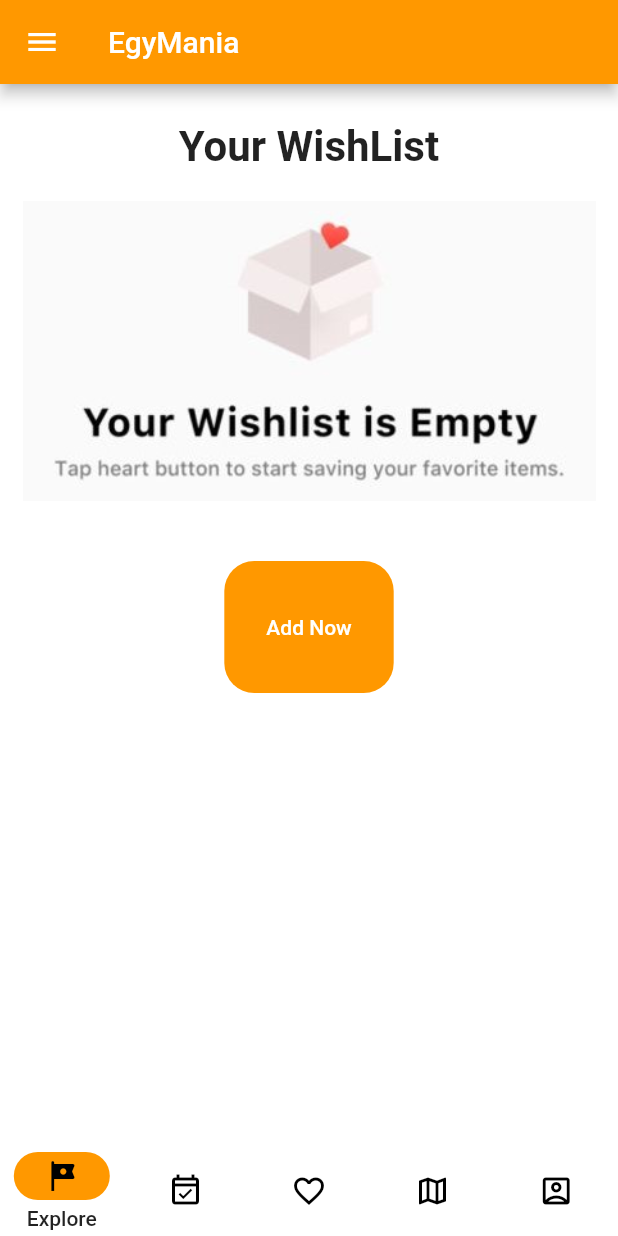
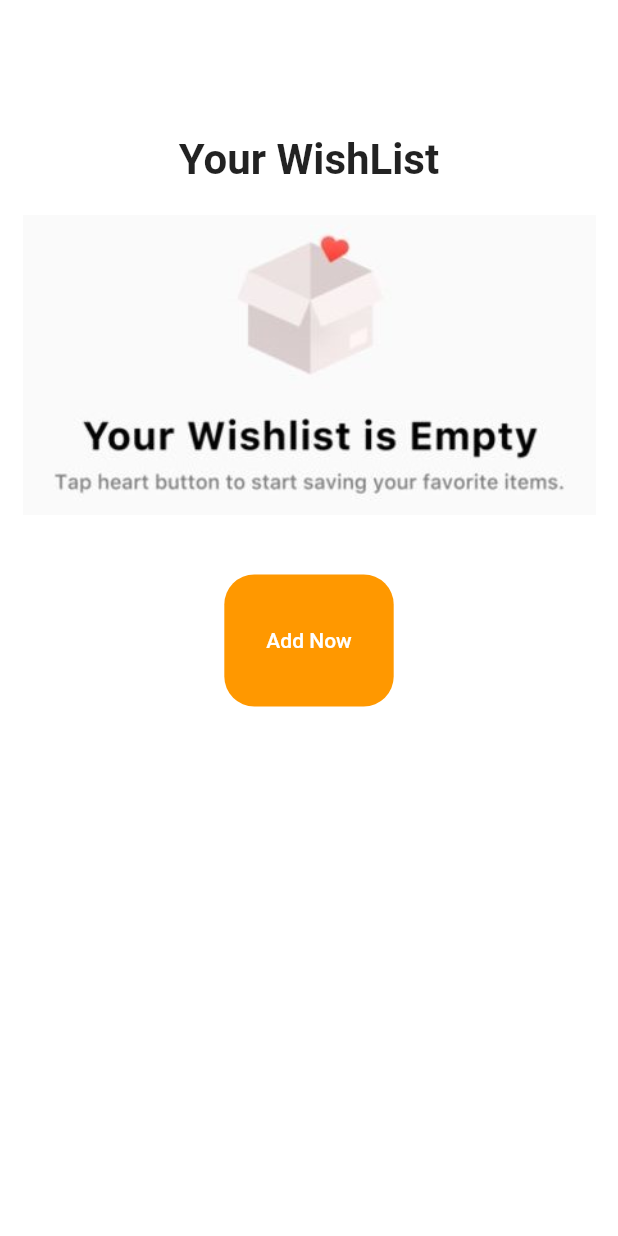
Before and after one commit to nathaliesameh26/DiscoverEgypt, a Flutter app: the WishList screen opened directly, on a phone screen of 412 x 824 dp. Run offline on Flutter 3.47's test engine with Material 2 defaults, Android fonts, the phone set to English and light mode, and no system bars.

Commit message:
updated wishlist

```diff
--- a/mobileapplication/lib/wishlist.dart
+++ b/mobileapplication/lib/wishlist.dart
@@ -40,32 +40,31 @@ class _WishListState extends State<WishList> {
   @override
   Widget build(BuildContext context) {
     return Scaffold(
-      appBar: AppBar(
-        backgroundColor: Colors.orange,
-        //titleTextStyle: TextStyle(color: Colors.black),
-        title: Text(
-          "EgyMania",
-          textAlign: TextAlign.right,
-        ),
-      ),
-      drawer: Drawer(
-          child: ListView(
-        children: [
-          DrawerHeader(
-            child: Text('Drawer Header'),
-            decoration: BoxDecoration(color: Colors.orange),
-          ),
-          ListTile(title: Text('item1')),
-          ListTile(title: Text('item2')),
-        ],
-      )),
+      // appBar: AppBar(
+      //   backgroundColor: Colors.orange,
+      //   //titleTextStyle: TextStyle(color: Colors.black),
+      //   title: Text(
+      //     "EgyMania",
+      //     textAlign: TextAlign.right,
+      //   ),
+      // ),
+      // drawer: Drawer(
+      //     child: ListView(
+      //   children: [
+      //     // DrawerHeader(
+      //     //   child: Text('Drawer Header'),
+      //     //   decoration: BoxDecoration(color: Colors.orange),
+      //     // ),
+      //     ListTile(title: Text('LogOut')),
+      //   ],
+      // )),
       backgroundColor: Colors.white,
       body: SafeArea(
           child: Padding(
         padding: const EdgeInsets.symmetric(vertical: 10, horizontal: 15),
         child: Column(children: [
           const SizedBox(
-            height: 15,
+            height: 80,
           ),
           const Text("Your WishList",
               style: TextStyle(fontSize: 28, fontWeight: FontWeight.bold)),
@@ -101,42 +100,42 @@ class _WishListState extends State<WishList> {
           ),
         ]),
       )),
-      bottomNavigationBar: NavigationBarTheme(
-          data: NavigationBarThemeData(
-              indicatorColor: Colors.orange,
-              labelTextStyle: MaterialStateProperty.all(
-                TextStyle(fontSize: 14, fontWeight: FontWeight.w500),
-              )),
-          child: NavigationBar(
-            height: 60,
-            backgroundColor: Colors.transparent,
-            labelBehavior: NavigationDestinationLabelBehavior.onlyShowSelected,
-            selectedIndex: index,
-            onDestinationSelected: (index) =>
-                setState(() => this.index = index),
-            destinations: [
-              NavigationDestination(
-                  icon: Icon(Icons.tour_outlined),
-                  selectedIcon: Icon(Icons.tour_rounded),
-                  label: 'Explore'),
-              NavigationDestination(
-                  icon: Icon(Icons.event_available_outlined),
-                  selectedIcon: Icon(Icons.event_available_rounded),
-                  label: 'Events'),
-              NavigationDestination(
-                  icon: Icon(Icons.favorite_border_outlined),
-                  selectedIcon: Icon(Icons.favorite),
-                  label: 'Wish List'),
-              NavigationDestination(
-                  icon: Icon(Icons.map_outlined),
-                  selectedIcon: Icon(Icons.map),
-                  label: 'My Plans'),
-              NavigationDestination(
-                  icon: Icon(Icons.account_box_outlined),
-                  selectedIcon: Icon(Icons.account_box_rounded),
-                  label: 'Account'),
-            ],
-          )),
+      // bottomNavigationBar: NavigationBarTheme(
+      //     data: NavigationBarThemeData(
+      //         indicatorColor: Colors.orange,
+      //         labelTextStyle: MaterialStateProperty.all(
+      //           TextStyle(fontSize: 14, fontWeight: FontWeight.w500),
+      //         )),
+      //     child: NavigationBar(
+      //       height: 60,
+      //       backgroundColor: Colors.transparent,
+      //       labelBehavior: NavigationDestinationLabelBehavior.onlyShowSelected,
+      //       selectedIndex: index,
+      //       onDestinationSelected: (index) =>
+      //           setState(() => this.index = index),
+      //       destinations: [
+      //         NavigationDestination(
+      //             icon: Icon(Icons.tour_outlined),
+      //             selectedIcon: Icon(Icons.tour_rounded),
+      //             label: 'Explore'),
+      //         NavigationDestination(
+      //             icon: Icon(Icons.event_available_outlined),
+      //             selectedIcon: Icon(Icons.event_available_rounded),
+      //             label: 'Events'),
+      //         NavigationDestination(
+      //             icon: Icon(Icons.favorite_border_outlined),
+      //             selectedIcon: Icon(Icons.favorite),
+      //             label: 'Wish List'),
+      //         NavigationDestination(
+      //             icon: Icon(Icons.map_outlined),
+      //             selectedIcon: Icon(Icons.map),
+      //             label: 'My Plans'),
+      //         NavigationDestination(
+      //             icon: Icon(Icons.account_box_outlined),
+      //             selectedIcon: Icon(Icons.account_box_rounded),
+      //             label: 'Account'),
+      //       ],
+      //     )),
     );
   }
 }
```
